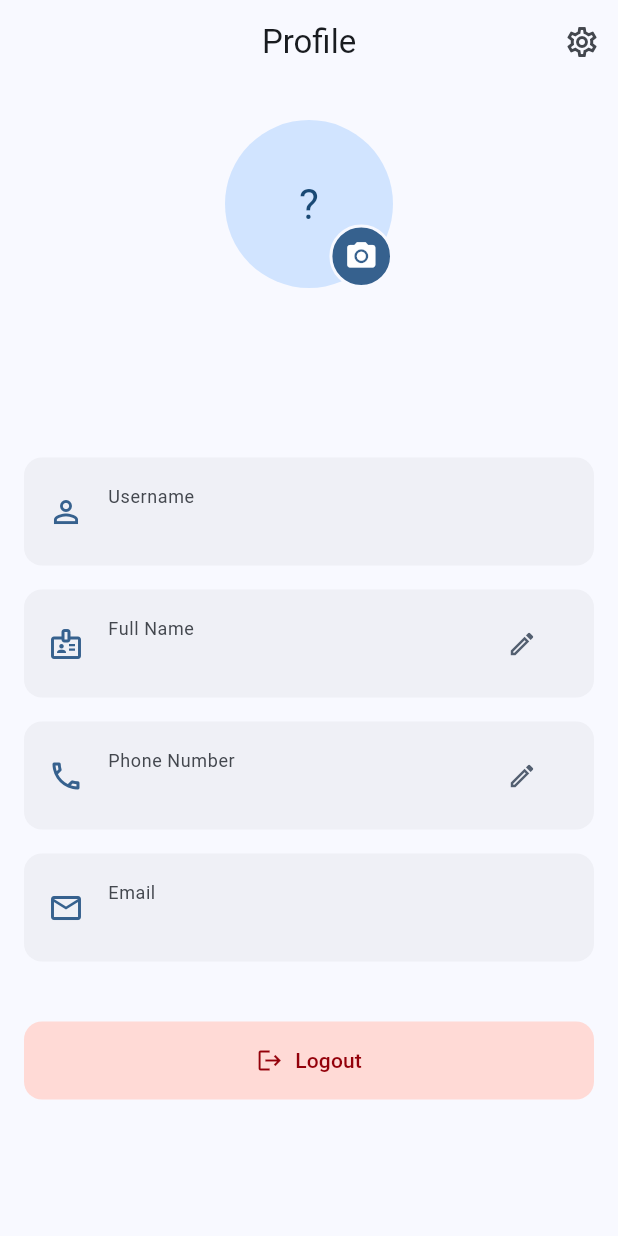
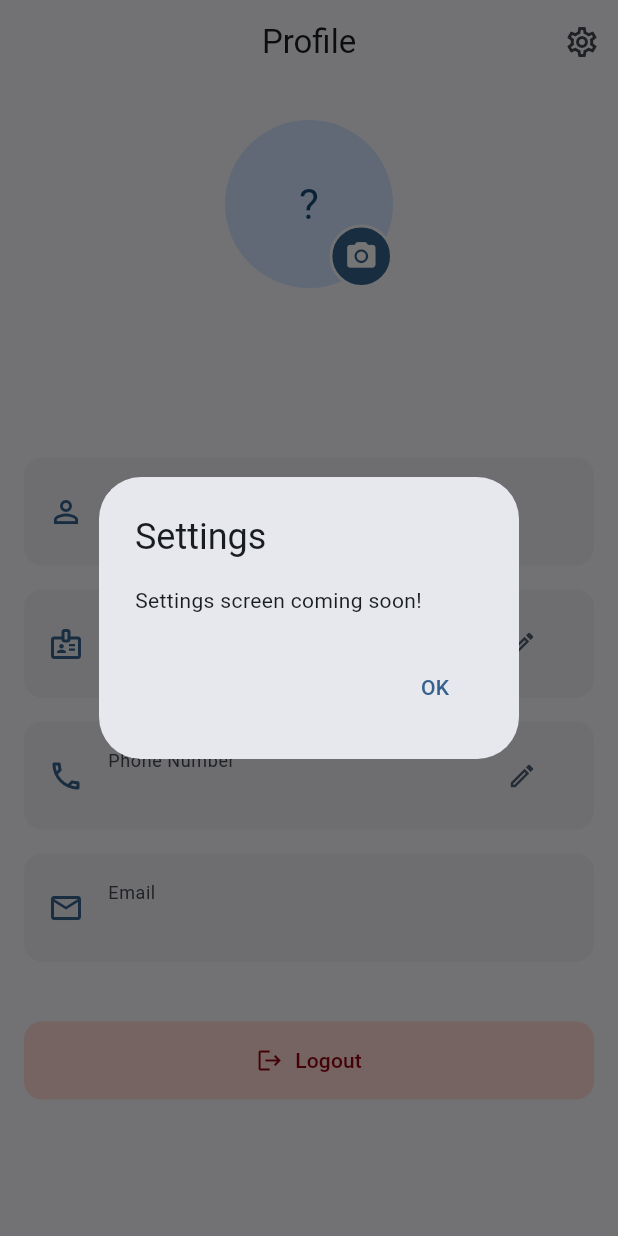
Before and after one commit to harshsutariya1/helphub, a Flutter app: the ProfileScreen screen opened by its route, after a tap on the "settings" icon, on a phone screen of 412 x 824 dp. Run offline on Flutter 3.47's test engine with Material 3 defaults, Android fonts, the phone set to English and light mode, and no system bars; our stand-ins replace flutter_dotenv, flutter_riverpod, freezed_annotation, go_router, image_picker, logger and 2 more; missing offline and left inert: restart_app, shorebird_code_push; accounts and stored records are empty; generated files the repository leaves out were written again.

Commit message:
fix: apply CodeRabbit auto-fixes
Fixed 5 file(s) based on 8 unresolved review comments.

Co-authored-by: CodeRabbit <noreply@coderabbit.ai>

```diff
--- a/lib/main.dart
+++ b/lib/main.dart
@@ -57,7 +57,8 @@ Future<void> _initializeDependencies() async {
   final supabaseUrl = dotenv.env['SUPABASE_URL'];
   final supabaseAnonKey = dotenv.env['SUPABASE_ANON_KEY'];
 
-  if (supabaseUrl == null || supabaseAnonKey == null) {
+  if (supabaseUrl == null || supabaseUrl.trim().isEmpty ||
+      supabaseAnonKey == null || supabaseAnonKey.trim().isEmpty) {
     throw Exception('Missing SUPABASE_URL or SUPABASE_ANON_KEY in .env file.');
   }
 
--- a/lib/screens/profile_screen.dart
+++ b/lib/screens/profile_screen.dart
@@ -17,8 +17,25 @@ class ProfileScreen extends ConsumerWidget {
     );
   }
 
+  void _openSettings(BuildContext context) {
+    showDialog(
+      context: context,
+      builder: (context) => AlertDialog(
+        title: const Text('Settings'),
+        content: const Text('Settings screen coming soon!'),
+        actions: [
+          TextButton(
+            onPressed: () => Navigator.of(context).pop(),
+            child: const Text('OK'),
+          ),
+        ],
+      ),
+    );
+  }
+
   @override
   Widget build(BuildContext context, WidgetRef ref) {
+    final authStateAsync = ref.watch(authStateProvider);
     final supabaseUser = ref.watch(currentUserProvider);
     final user = supabaseUser?.toUserProfile();
 
@@ -29,13 +46,37 @@ class ProfileScreen extends ConsumerWidget {
         actions: [
           IconButton(
             icon: const Icon(Icons.settings_outlined),
-            onPressed: () {},
+            onPressed: () => _openSettings(context),
           ),
         ],
       ),
-      body: user == null
-          ? const Center(child: CircularProgressIndicator())
-          : SingleChildScrollView(
+      body: authStateAsync.when(
+        loading: () => const Center(child: CircularProgressIndicator()),
+        error: (error, stack) => Center(
+          child: Text('Error: $error'),
+        ),
+        data: (authState) {
+          if (user == null) {
+            return Center(
+              child: Column(
+                mainAxisAlignment: MainAxisAlignment.center,
+                children: [
+                  const Icon(Icons.person_off, size: 64),
+                  const SizedBox(height: 16),
+                  const Text('Not signed in'),
+                  const SizedBox(height: 16),
+                  FilledButton(
+                    onPressed: () {
+                      // Navigate to sign-in screen
+                      // This assumes routing handles this automatically
+                    },
+                    child: const Text('Sign In'),
+                  ),
+                ],
+              ),
+            );
+          }
+          return SingleChildScrollView(
               padding: const EdgeInsets.symmetric(vertical: 24.0),
               child: Column(
                 children: [
@@ -112,7 +153,9 @@ class ProfileScreen extends ConsumerWidget {
                   ),
                 ],
               ),
-            ),
+            );
+        },
+      ),
     );
   }
 }
--- a/lib/widgets/profile_avatar.dart
+++ b/lib/widgets/profile_avatar.dart
@@ -50,8 +50,16 @@ class ProfileAvatar extends StatelessWidget {
           Positioned(
             bottom: 0,
             right: 0,
-            child: GestureDetector(
+            child: Semantics(
+              button: true,
+              label: 'Edit avatar',
+              child: Material(
+                color: Colors.transparent,
+                child: InkWell(
                   onTap: onEdit,
+                  customBorder: const CircleBorder(),
+                  child: Tooltip(
+                    message: 'Edit avatar',
                     child: Container(
                       padding: const EdgeInsets.all(8),
                       decoration: BoxDecoration(
@@ -70,6 +78,9 @@ class ProfileAvatar extends StatelessWidget {
                     ),
                   ),
                 ),
+              ),
+            ),
+          ),
       ],
     );
   }
```
Also changed, not shown: lib/screens/edit_profile_screen.dart (+16 -4 lines), lib/services/storage_service.dart (+21 -4 lines). Lines whose indentation alone changed are shown as unchanged.
